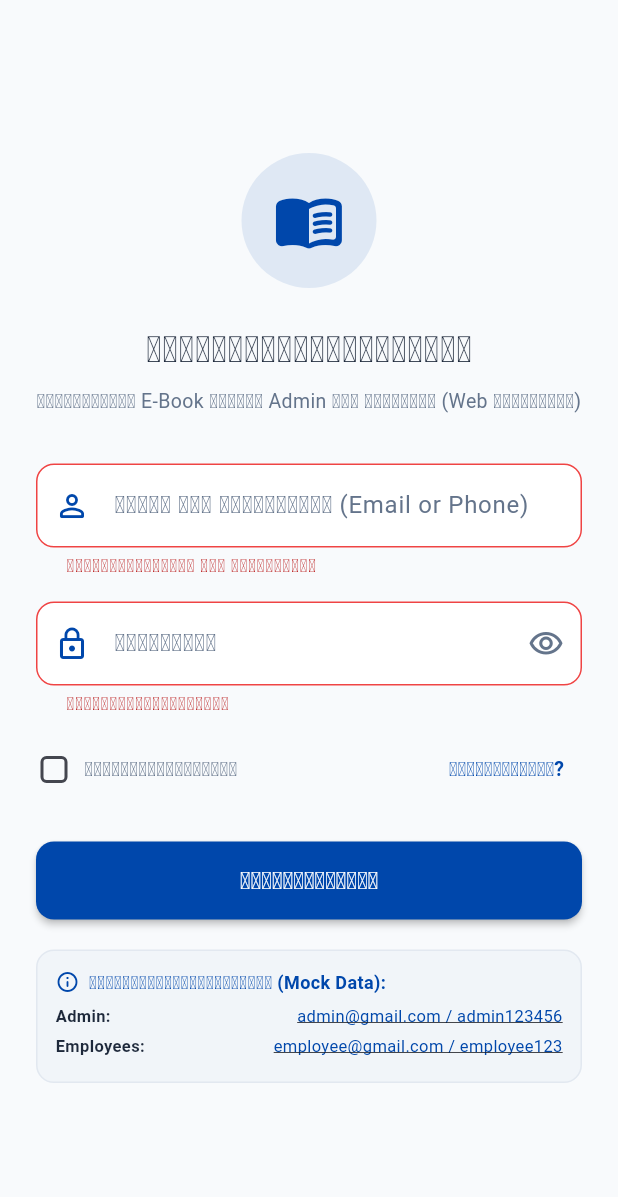
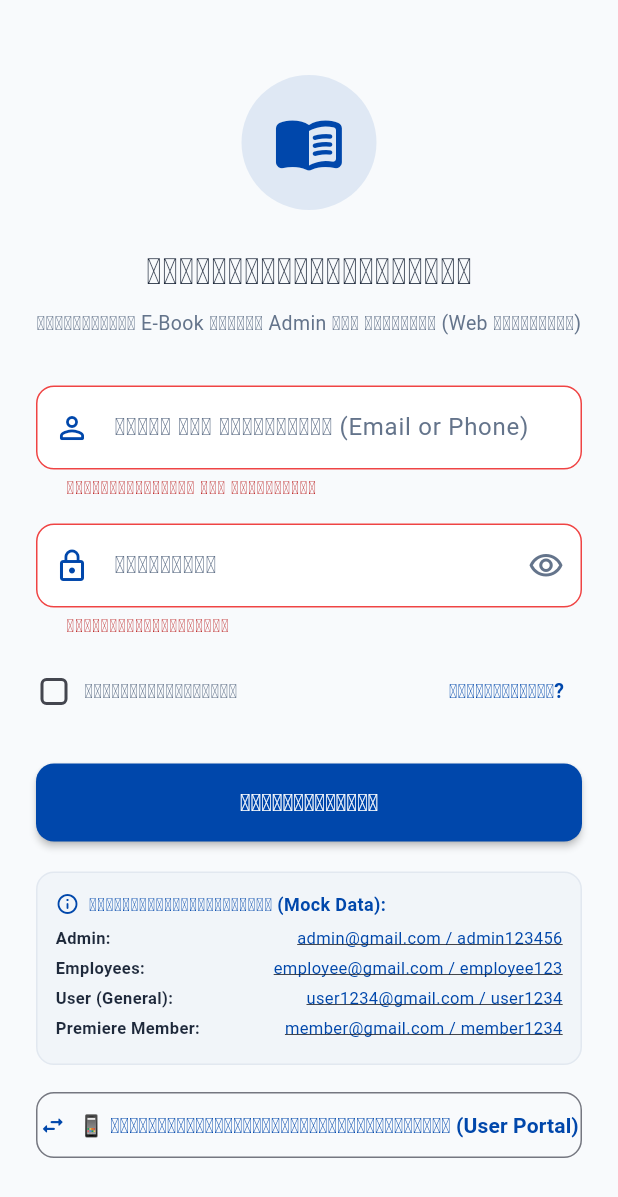
Before and after one commit to Kairi9376/New_App_E-Book, a Flutter app: the StaffLoginScreen screen opened directly, after a tap on "ເຂົ້າສູ່ລະບົບ", on a phone screen of 412 x 824 dp. Shown: the top 1197 px of the screen. Run offline on Flutter 3.47's test engine with Material 3 defaults, Android fonts, the phone set to English and light mode, and no system bars; our stand-ins replace file_picker, flutter_svg, shared_preferences; missing offline and left inert: dart:html, dart:js, pdfrx; accounts and stored records are empty; network calls fail.

Commit message:
for log in on chrome

```diff
--- a/flutter_application_1/lib/screens/login_screen.dart
+++ b/flutter_application_1/lib/screens/login_screen.dart
@@ -4,13 +4,9 @@ import '../services/api_service.dart';
 import '../services/auth_gate.dart';
 import 'admin/admin_dashboard_screen.dart';
 import 'employee/employee_dashboard_screen.dart';
+import 'User/user_home_screen.dart';
+import 'User/user_login_screen.dart';
 
-// # ເຮັດຫຍັງ: ປ່ຽນໜ້ານີ້ຈາກ login ລວມທຸກ role ມາເປັນ login ສະເພາະ Staff (Admin/Employee) ບົນ Web
-// # ຍ້ອນຫຍັງ: ຕາມທີ່ກຳນົດໄວ້ Admin ຕ້ອງເຮັດວຽກຢູ່ Web ເທົ່ານັ້ນ ບໍ່ກ່ຽວຂ້ອງກັບ Flutter App
-// # ແກ້ຈາກສ່ວນໃດ: ຂອງເກົ່າຊື່ LoginScreen ຮັບທຸກ role ແລ້ວແຍກທາງໄປ 3 ໜ້າ
-// #              (Admin / Employee / User) ຈາກໜ້າດຽວກັນ
-// # ແກ້ເຮັດຫຍັງ: ເຫຼືອແຕ່ 2 ທາງ (Admin/Employee) ແລະ ປະຕິເສດບັນຊີຜູ້ໃຊ້ທົ່ວໄປ
-// #             ສ່ວນ User/Member ຍ້າຍໄປ UserLoginScreen ໃນ screens/User/user_login_screen.dart
 class StaffLoginScreen extends StatefulWidget {
   const StaffLoginScreen({super.key});
 
@@ -63,26 +59,7 @@ class _StaffLoginScreenState extends State<StaffLoginScreen> {
 
       if (result['success'] == true) {
         final user = result['user'] ?? {};
-        final role = user['role'] ?? AuthGate.roleUser;
-
-        // # ເຮັດຫຍັງ: ກວດ role ຕໍ່ platform ກ່ອນ ຖ້າບໍ່ແມ່ນ Staff ໃຫ້ລ້າງ session ຖິ້ມ
-        // # ຍ້ອນຫຍັງ: ApiService.login ບັນທຶກ session ໄວ້ແລ້ວຕັ້ງແຕ່ຕອນ request ສຳເລັດ
-        // #          ຖ້າພຽງແຕ່ບໍ່ navigate ຜູ້ໃຊ້ທົ່ວໄປຈະຍັງຄ້າງ login ຢູ່ ແລ້ວໂຫຼດໜ້າໃໝ່
-        // #          ຈະຖືກກູ້ session ເຂົ້າລະບົບໄດ້ ກາຍເປັນຊ່ອງຮົ່ວ
-        // # ແກ້ຈາກສ່ວນໃດ: ຂອງເກົ່າມີ else ສຸດທ້າຍພາ role ອື່ນໄປ UserHomeScreen ໂດຍບໍ່ກວດຫຍັງ
-        // # ແກ້ເຮັດຫຍັງ: ຕັດ session ຖິ້ມ ແລ້ວແຈ້ງເຫດຜົນ ບໍ່ໃຫ້ຄ້າງສະຖານະເຄິ່ງກາງ
-        if (!AuthGate.isAllowedHere(role)) {
-          await ApiService.clearSession();
-          if (!mounted) return;
-          ScaffoldMessenger.of(context).showSnackBar(
-            SnackBar(
-              content: Text(AuthGate.deniedMessage(role)),
-              backgroundColor: Colors.redAccent,
-              duration: const Duration(seconds: 4),
-            ),
-          );
-          return;
-        }
+        final role = (user['role'] ?? AuthGate.roleUser).toString().toLowerCase();
 
         if (role == AuthGate.roleAdmin) {
           ScaffoldMessenger.of(context).showSnackBar(
@@ -92,7 +69,7 @@ class _StaffLoginScreenState extends State<StaffLoginScreen> {
             ),
           );
           _navigateTo(const AdminDashboardScreen());
-        } else {
+        } else if (role == AuthGate.roleEmployee) {
           ScaffoldMessenger.of(context).showSnackBar(
             const SnackBar(
               content: Text('ເຂົ້າສູ່ລະບົບສຳເລັດໃນຖານະ: Employee (ພະນັກງານຈັດການ PDF)'),
@@ -100,6 +77,14 @@ class _StaffLoginScreenState extends State<StaffLoginScreen> {
             ),
           );
           _navigateTo(const EmployeeDashboardScreen());
+        } else {
+          ScaffoldMessenger.of(context).showSnackBar(
+            const SnackBar(
+              content: Text('ເຂົ້າສູ່ລະບົບສຳເລັດໃນຖານະ: ຜູ້ໃຊ້ງານ E-Book (User Portal)'),
+              backgroundColor: Color(0xFF3B82F6),
+            ),
+          );
+          _navigateTo(const UserHomeScreen());
         }
       } else {
         ScaffoldMessenger.of(context).showSnackBar(
@@ -311,7 +296,24 @@ class _StaffLoginScreenState extends State<StaffLoginScreen> {
                       // # ແກ້ເຮັດຫຍັງ: ເຫຼືອແຕ່ 2 ບັນຊີ Staff ສ່ວນ User/Member ຍ້າຍໄປໜ້າ login ຂອງແອັບ
                       _buildCredentialRow('Admin', 'admin@gmail.com', 'admin123456'),
                       _buildCredentialRow('Employees', 'employee@gmail.com', 'employee123'),
+                      _buildCredentialRow('User (General)', 'user1234@gmail.com', 'user1234'),
+                      _buildCredentialRow('Premiere Member', 'member@gmail.com', 'member1234'),
                     ],
+                  ),
+                ),
+                const SizedBox(height: 16),
+                OutlinedButton.icon(
+                  onPressed: () {
+                    Navigator.pushReplacement(
+                      context,
+                      MaterialPageRoute(builder: (_) => const UserLoginScreen()),
+                    );
+                  },
+                  icon: const Icon(Icons.swap_horiz_rounded, color: AppColors.primary),
+                  label: const Text('📱 ສະຫຼັບໄປໜ້າເຂົ້າສູ່ລະບົບຜູ້ໃຊ້ທົ່ວໄປ (User Portal)', style: TextStyle(color: AppColors.primary, fontWeight: FontWeight.bold)),
+                  style: OutlinedButton.styleFrom(
+                    padding: const EdgeInsets.symmetric(vertical: 12),
+                    shape: RoundedRectangleBorder(borderRadius: BorderRadius.circular(12)),
                   ),
                 ),
               ],
--- a/flutter_application_1/lib/services/auth_gate.dart
+++ b/flutter_application_1/lib/services/auth_gate.dart
@@ -37,21 +37,13 @@ class AuthGate {
         : AuthAudience.customer;
   }
 
-  /// ກຸ່ມສິດທີ່ platform ປັດຈຸບັນຮອງຮັບ - Web ຮັບແຕ່ staff, App ຮັບແຕ່ customer
-  static AuthAudience get audienceForPlatform =>
-      kIsWeb ? AuthAudience.staff : AuthAudience.customer;
+  /// ກຸ່ມສິດທີ່ platform ປັດຈຸບັນຮອງຮັບ - ຮອງຮັບທຸກ role ໃນທຸກ platform
+  static AuthAudience get audienceForPlatform => AuthAudience.customer;
 
-  /// role ນີ້ເຂົ້າໃຊ້ platform ປັດຈຸບັນໄດ້ບໍ່
-  static bool isAllowedHere(String? role) =>
-      audienceOf(role) == audienceForPlatform;
+  /// ทุก role สามารถใช้งานใน platform นี้ได้
+  static bool isAllowedHere(String? role) => true;
 
-  // # ເຮັດຫຍັງ: ຄືນຂໍ້ຄວາມແຈ້ງເຫດຜົນຕອນ role ຜິດ platform
-  // # ຍ້ອນຫຍັງ: ຖ້າແຈ້ງພຽງ "ເຂົ້າບໍ່ໄດ້" ຜູ້ໃຊ້ຈະເຂົ້າໃຈຜິດວ່າລະຫັດຜ່ານຜິດ ແລ້ວລອງຊ້ຳ
-  // # ແກ້ຈາກສ່ວນໃດ: ຂອງເກົ່າບໍ່ມີກໍລະນີນີ້ເລີຍ ເພາະທຸກ role ເຂົ້າໄດ້ໝົດທຸກ platform
-  // # ແກ້ເຮັດຫຍັງ: ບອກຊັດວ່າຕ້ອງໄປໃຊ້ຊ່ອງທາງໃດແທນ
   static String deniedMessage(String? role) {
-    return audienceOf(role) == AuthAudience.staff
-        ? '⛔ ບັນຊີ Admin/ພະນັກງານ ໃຊ້ໄດ້ຜ່ານ Web ເທົ່ານັ້ນ ບໍ່ຮອງຮັບໃນແອັບ'
-        : '⛔ ບັນຊີຜູ້ໃຊ້ທົ່ວໄປ/ສະມາຊິກ ໃຊ້ໄດ້ຜ່ານແອັບເທົ່ານັ້ນ ບໍ່ຮອງຮັບໃນ Web';
+    return '';
   }
 }
```
Also changed, not shown: flutter_application_1/lib/screens/User/user_login_screen.dart (+17 -19 lines).
